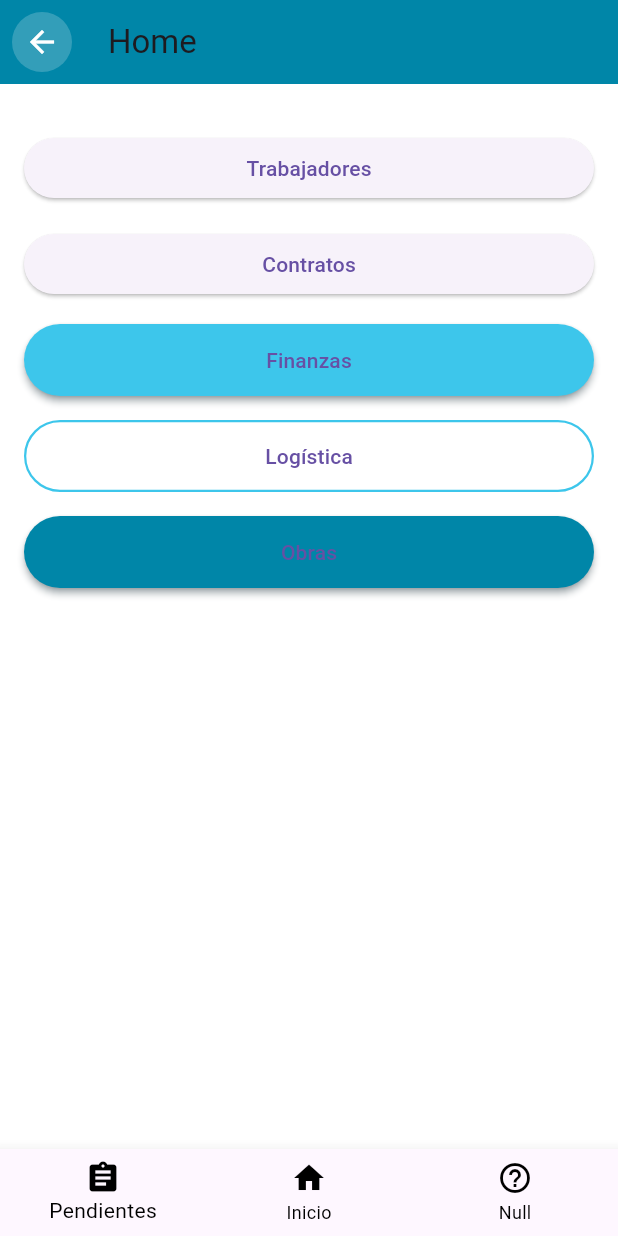
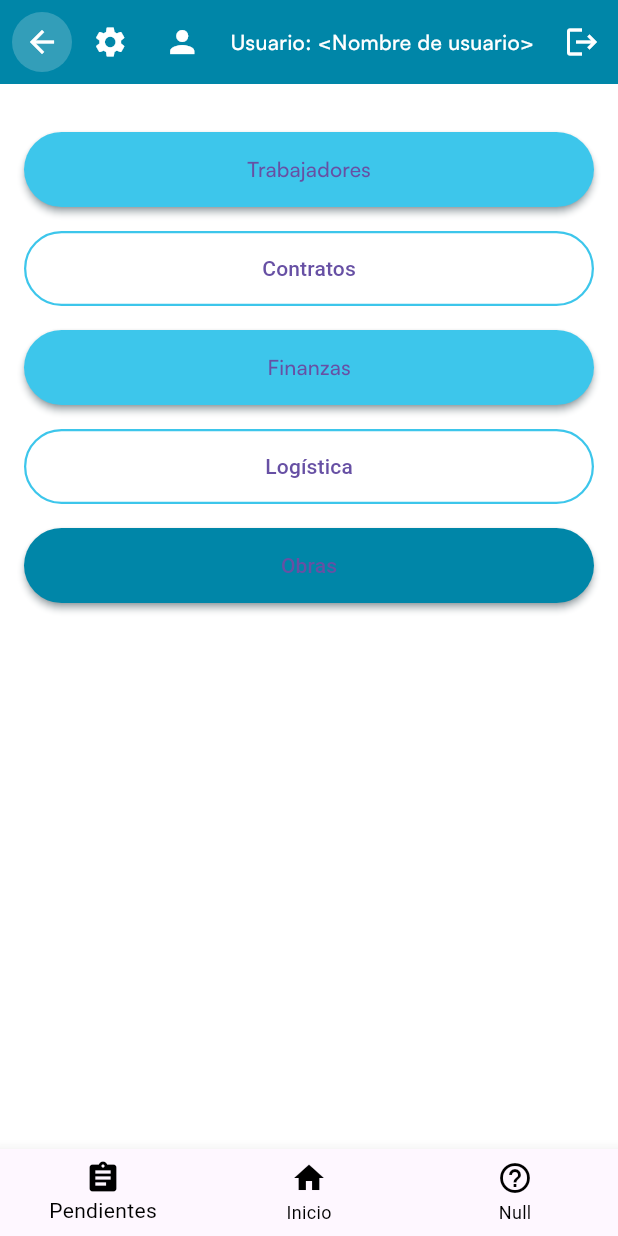
Before and after one commit to IngSoftware1-2025/sistema_acviis, a Flutter app: the screen it shows after launch, on a phone screen of 412 x 824 dp. Run offline on Flutter 3.47's test engine with Material 3 defaults, Android fonts, the phone set to English and light mode, and no system bars.

Commit message:
Nueva fuente de texto e íconos en el Appbar

```diff
--- a/lib/ui/views/app_bar.dart
+++ b/lib/ui/views/app_bar.dart
@@ -17,8 +17,16 @@ class PersonalizedAppBar extends StatelessWidget implements PreferredSizeWidget
   Widget build(BuildContext context) {
     final currentRoute = ModalRoute.of(context)?.settings.name ?? '';
     return AppBar(
-      title: Text(title),
+      title: Text(
+        title,
+        style: TextStyle(
+          fontFamily: 'Satoshi', // Aquí estoy probando la nueva fuente. Tiene 3 niveles de negrilla, 300, 500 y 700.
+          fontWeight: FontWeight.w500,
+          color: AppColors.background,
+        ),
+      ),
       backgroundColor: AppColors.primaryDark,
+      elevation: 0,
       leading: currentRoute == '/home_page'
           ? null
           : IconButton(
@@ -43,6 +51,50 @@ class PersonalizedAppBar extends StatelessWidget implements PreferredSizeWidget
                 Navigator.of(context).pushReplacementNamed(parentRoute);
               },
             ),
+      actions: <Widget>[
+        IconButton(
+          icon: const Icon(
+            Icons.settings,
+            color: AppColors.background,
+          ),
+          tooltip: 'Settings',
+          onPressed: () {},
+        ),
+
+        IconButton(
+          icon: const Icon(
+            Icons.person,
+            color: AppColors.background,
+          ),
+          tooltip: 'Perfil de usuario',
+          onPressed: () {},
+        ),
+
+        Center(
+          child: Padding(
+            padding: EdgeInsets.symmetric(horizontal: 8),
+            child: Text(
+              'Usuario: <Nombre de usuario>',
+              style: TextStyle(
+                fontFamily: 'Satoshi',
+                fontWeight: FontWeight.w500,
+                color: AppColors.background,
+              )
+            )
+          )
+        ),
+
+        IconButton(
+          icon: const Icon(
+            Icons.logout,
+            color: AppColors.background,
+          ),
+          tooltip: 'Cerrar sesión',
+          onPressed: () {},
+        )
+
+
+      ]
     );
   }
 }
--- a/lib/ui/views/home_page.dart
+++ b/lib/ui/views/home_page.dart
@@ -18,8 +18,10 @@ class _HomePageState extends State<HomePage> {
   @override
   Widget build(BuildContext context){
     return Scaffold(
-      appBar: PersonalizedAppBar(title: 'Home'),
+      backgroundColor: AppColors.background,
+      appBar: PersonalizedAppBar(title: 'Home',),
       body: Container(
+        width: double.infinity,
         color: AppColors.background, // Color de fondo body
         child: Container(
           color: AppColors.background,
@@ -31,36 +33,44 @@ class _HomePageState extends State<HomePage> {
                 SizedBox(height: normalPadding,), // Un espacio
 
                 // Boton que redirige a trabajadores
-                ElevatedButton( // El estilo se decidira mas adelante (Probablemente cambiando el Widget)
+                PrimaryButton( // El estilo se decidira mas adelante (Probablemente cambiando el Widget)
                   onPressed: () {
                     Navigator.pushReplacementNamed(context, '/home_page/trabajadores_view');
                   },
-                  child: Center(child: Text('Trabajadores'))
+                  text: "Trabajadores",
+                  size: Size(700, 50),
                 ),
                 SizedBox(height: normalPadding,), // Un espacio
 
                 // Boton que redirige a contratos
-                ElevatedButton(
+                BorderButton(
                   onPressed: () {
                     Navigator.pushReplacementNamed(context, '/home_page/contratos_view');
                   },
-                  child: Center(child: Text('Contratos')),
+                  text: "Contratos",
+                  size: Size(700, 50),
                 ),
                 SizedBox(height: normalPadding,), // Un espacio
 
                 PrimaryButton(
                   onPressed: () {},
-                  text: "Finanzas",),
+                  text: "Finanzas",
+                  size: Size(700, 50),
+                ),
                 SizedBox(height: normalPadding,), // Un espacio
 
                 BorderButton(
                   onPressed: () {},
-                  text: "Logística",),
+                  text: "Logística",
+                  size: Size(700, 50),
+                ),
                 SizedBox(height: normalPadding,), // Un espacio
 
                 SecondaryButton(
                   onPressed: () {},
-                  text: "Obras",)
+                  text: "Obras",
+                  size: Size(700, 50),
+                ),
               ]
             ),
           )
--- a/lib/ui/widgets/buttons.dart
+++ b/lib/ui/widgets/buttons.dart
@@ -27,7 +27,11 @@ class PrimaryButton extends StatelessWidget {
                   shadowColor: WidgetStateProperty.all(Colors.blueGrey),
                 ),
                 onPressed: onPressed,
-                child: Text(text),
+                child: Text(
+                  text,
+                  style: TextStyle(
+                    fontFamily: 'Satoshi',
+                  )),
               ),
     );
   }
```
Also changed, not shown: pubspec.yaml (+9 -0 lines), lib/ui/styles/Satoshi-Bold.otf (added), lib/ui/styles/Satoshi-Light.otf (added), lib/ui/styles/Satoshi-Medium.otf (added), lib/ui/styles/Satoshi-Variable.ttf (added), lib/ui/styles/app_texts.dart (added).
